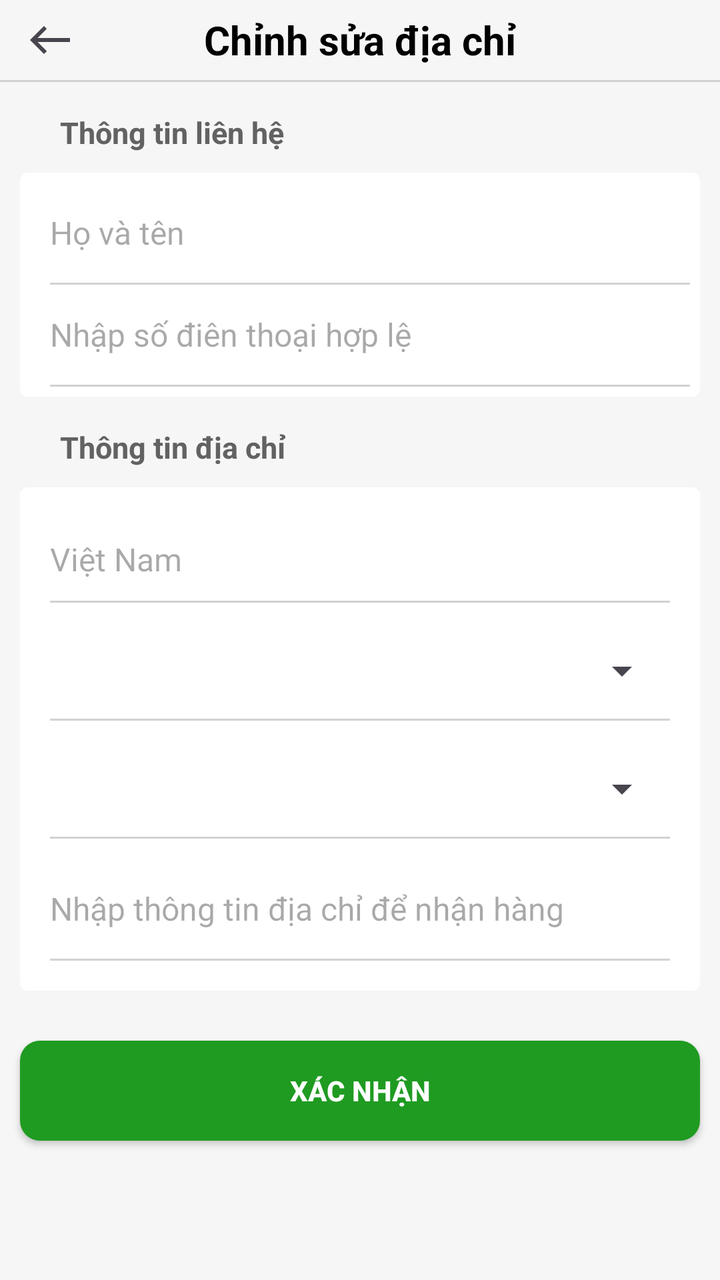
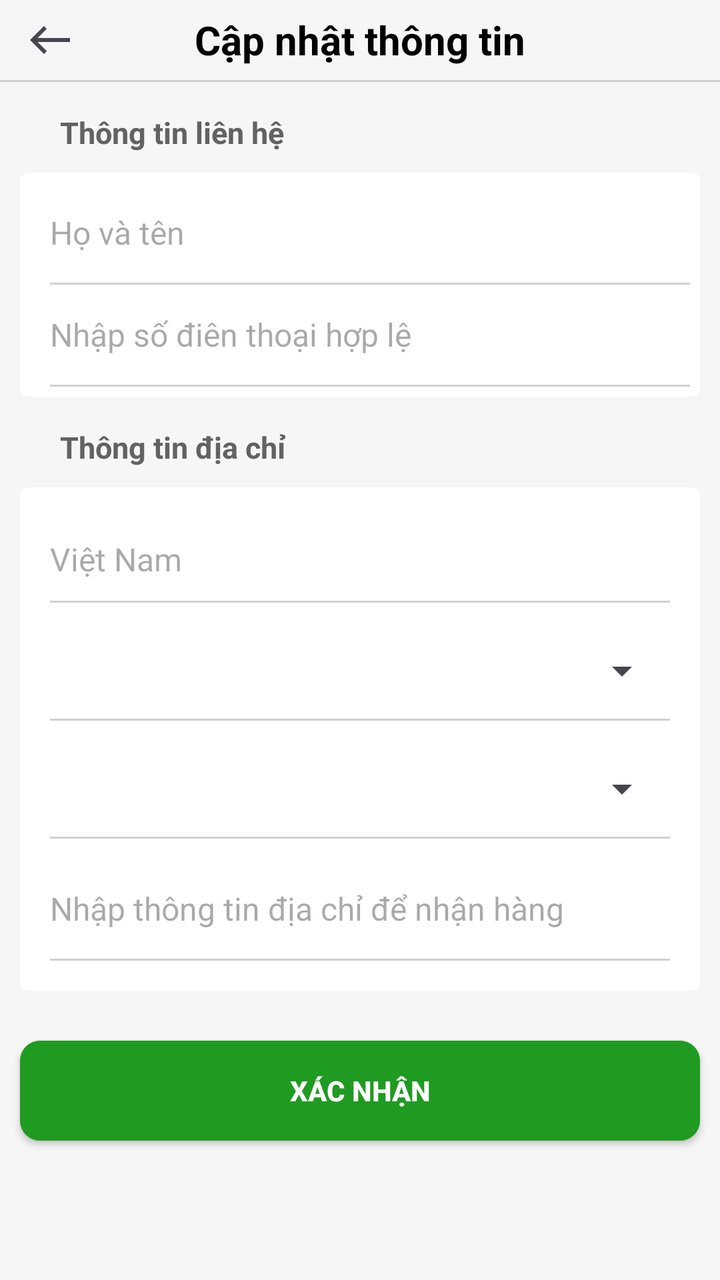

Screens rendered from an Android XML layout before and after an edit, with the pre-edit source and the edit as a unified diff.
<!-- AndroidManifest.xml: application theme Theme.FoodOrderApp -->
<!-- res/layout/fragment_custom_information.xml -->
<?xml version="1.0" encoding="utf-8"?>
<androidx.constraintlayout.widget.ConstraintLayout xmlns:android="http://schemas.android.com/apk/res/android"
    xmlns:tools="http://schemas.android.com/tools"
    android:layout_width="match_parent"
    android:layout_height="match_parent"
    xmlns:app="http://schemas.android.com/apk/res-auto"
    tools:context=".view.ui.shoppingcart.FragmentCustomInformation"
    android:background="#F6F6F6">

    <TextView
        android:id="@+id/txtTieuDe"
        android:layout_width="wrap_content"
        android:layout_height="40dp"
        app:layout_constraintStart_toStartOf="parent"
        app:layout_constraintEnd_toEndOf="parent"
        app:layout_constraintTop_toTopOf="parent"
        android:text="@string/CustomInformation_Tieude"
        android:textSize="20sp"
        android:textStyle="bold"
        android:gravity="center"
        android:textColor="#000000"/>
    <ImageView
        android:id="@+id/imgThoat"
        android:layout_width="40dp"
        android:layout_height="40dp"
        app:layout_constraintStart_toStartOf="parent"
        app:layout_constraintTop_toTopOf="parent"
        android:contentDescription="@string/motaanh"
        android:src="@drawable/promotion_icon_quaylai"
        android:padding="8dp"
        android:layout_marginStart="5dp"
        android:background="?attr/selectableItemBackground"
        />
    <View
        android:id="@+id/view1"
        android:layout_width="match_parent"
        android:layout_height="1dp"
        app:layout_constraintStart_toStartOf="parent"
        app:layout_constraintEnd_toEndOf="parent"
        app:layout_constraintTop_toBottomOf="@+id/txtTieuDe"
        android:background="#D1D1D1"/>
    <TextView
        android:id="@+id/txt1"
        android:layout_width="wrap_content"
        android:layout_height="wrap_content"
        app:layout_constraintStart_toStartOf="parent"
        app:layout_constraintTop_toBottomOf="@+id/view1"
        android:text="@string/CustomInformation_lienhe"
        android:layout_marginStart="30dp"
        android:layout_marginTop="15dp"
        android:textSize="15sp"
        android:textColor="#626262"
        android:textStyle="bold"/>
        <LinearLayout
            android:id="@+id/layoutThongTinLienHe"
            android:layout_width="match_parent"
            android:layout_height="wrap_content"
            app:layout_constraintStart_toStartOf="parent"
            app:layout_constraintEnd_toEndOf="parent"
            app:layout_constraintTop_toBottomOf="@+id/txt1"
            android:padding="5dp"
            android:orientation="vertical"
            android:background="@drawable/bg_layout_trang_bovien"
            android:layout_margin="10dp">
            
            <EditText
                android:id="@+id/edtName"
                android:layout_width="match_parent"
                android:layout_height="50dp"
                android:inputType="text"
                android:hint="@string/CustomInformation_HoTen"
              android:background="@null"
                android:layout_marginStart="10dp"
                android:textSize="16sp"
                />
            <View
                android:id="@+id/view2"
                android:layout_width="match_parent"
                android:layout_height="1dp"
                android:layout_marginStart="10dp"
                android:background="#D1D1D1"/>
            <EditText
                android:id="@+id/edtPhone"
                android:layout_width="match_parent"
                android:layout_height="50dp"
                android:inputType="phone"
                android:hint="@string/CustomInformation_Sdt"
                android:background="@null"
                android:layout_marginStart="10dp"
                android:textSize="16sp"
                />
            <View
                android:id="@+id/view3"
                android:layout_width="match_parent"
                android:layout_height="1dp"
                android:layout_marginStart="10dp"
                android:background="#D1D1D1"/>
        </LinearLayout>
    <TextView
        android:id="@+id/txt2"
        android:layout_width="wrap_content"
        android:layout_height="wrap_content"
        app:layout_constraintStart_toStartOf="parent"
        app:layout_constraintTop_toBottomOf="@+id/layoutThongTinLienHe"
        android:text="@string/CustomInformation_Diachi"
        android:layout_marginStart="30dp"
        android:layout_marginTop="15dp"
        android:textSize="15sp"
        android:textColor="#626262"
        android:textStyle="bold"/>

    <LinearLayout
        android:id="@+id/layoutThongTinDiachi"
        android:layout_width="match_parent"
        android:layout_height="wrap_content"
        app:layout_constraintStart_toStartOf="parent"
        app:layout_constraintEnd_toEndOf="parent"
        app:layout_constraintTop_toBottomOf="@+id/txt2"
        android:padding="15dp"
        android:orientation="vertical"
        android:background="@drawable/bg_layout_trang_bovien"
        android:layout_margin="10dp">

        <TextView
            android:layout_width="wrap_content"
            android:layout_height="wrap_content"
            android:hint="@string/CustomInformation_VietNam"
            android:textSize="16sp"
            android:layout_marginTop="10dp"/>
        <View
            android:id="@+id/view4"
            android:layout_width="match_parent"
            android:layout_height="1dp"
            android:layout_marginTop="10dp"
            android:background="#D1D1D1"/>
        <Spinner
            android:id="@+id/spinerTinh"
            android:layout_width="match_parent"
            android:layout_height="48dp"
            android:layout_marginTop="10dp"

            />
        <View
            android:id="@+id/view5"
            android:layout_width="match_parent"
            android:layout_height="1dp"
            android:background="#D1D1D1"/>
        <Spinner
            android:id="@+id/spinerHuyen"
            android:layout_width="match_parent"
            android:layout_height="48dp"
            android:layout_marginTop="10dp"
            />
        <View
            android:id="@+id/view6"
            android:layout_width="match_parent"
            android:layout_height="1dp"
            android:background="#D1D1D1"/>
        <EditText
            android:id="@+id/edtThongtin"
            android:layout_width="match_parent"
            android:layout_height="50dp"
            android:inputType="text"
            android:hint="@string/CustomInformation_diachi"
            android:background="@null"
            android:layout_marginTop="10dp"
            android:textSize="16sp"
            />
        <View
            android:id="@+id/view7"
            android:layout_width="match_parent"
            android:layout_height="1dp"
            android:background="#D1D1D1"/>
    </LinearLayout>

    <androidx.appcompat.widget.AppCompatButton
            android:id="@+id/btnXacNhan"
        android:layout_width="match_parent"
        android:layout_height="50dp"
        app:layout_constraintStart_toStartOf="parent"
        app:layout_constraintEnd_toEndOf="parent"
        app:layout_constraintTop_toBottomOf="@+id/layoutThongTinDiachi"
        android:text="@string/CustomInformation_XacNhan"
        android:background="@drawable/bg_button_login"
        android:layout_marginStart="10dp"
        android:layout_marginEnd="10dp"
        android:layout_marginTop="25dp"
        android:textColor="@color/white"
        android:textStyle="bold"
        />

</androidx.constraintlayout.widget.ConstraintLayout>
<!-- resources referenced by this layout -->
<resources>
  <color name="white">#FFFFFFFF</color>
  <!-- drawable bg_button_login (drawable) -->
  <?xml version="1.0" encoding="utf-8"?>
  <selector xmlns:android="http://schemas.android.com/apk/res/android">
  
          <item android:state_pressed="true">
              <shape android:shape="rectangle">
                  <solid android:color="#1F811F"/>
                  <corners android:radius="10dp"/>
              </shape>
  
          </item>
  
          <item>
              <shape android:shape="rectangle">
                      android:width="1dp"/>
                      <solid android:color="#1F9B21"/>
                  <corners android:radius="10dp" />
              </shape>
          </item>
  
  
  </selector>
  <!-- drawable bg_layout_trang_bovien (drawable) -->
  <?xml version="1.0" encoding="utf-8"?>
  <shape xmlns:android="http://schemas.android.com/apk/res/android" android:shape="rectangle">
  
      <solid android:color="#FFFFFF"/>
      <corners android:radius="4dp"/>
  
  </shape>
  <!-- drawable promotion_icon_quaylai (drawable) -->
  <vector xmlns:android="http://schemas.android.com/apk/res/android"
      android:width="24dp"
      android:height="24dp"
      android:viewportWidth="960"
      android:viewportHeight="960"
      android:tint="?attr/colorControlNormal">
    <path
        android:fillColor="@android:color/white"
        android:pathData="M360,760L80,480L360,200L416,256L233,440L880,440L880,520L233,520L417,704L360,760Z"/>
  </vector>
  <string name="CustomInformation_Diachi">Thông tin địa chỉ</string>
  <string name="CustomInformation_HoTen">Họ và tên</string>
  <string name="CustomInformation_Sdt">Nhập số điên thoại hợp lệ</string>
  <string name="CustomInformation_Tieude">Chỉnh sửa địa chỉ</string>
  <string name="CustomInformation_VietNam">Việt Nam</string>
  <string name="CustomInformation_XacNhan">Xác nhận</string>
  <string name="CustomInformation_diachi">Nhập thông tin địa chỉ để nhận hàng</string>
  <string name="CustomInformation_lienhe">Thông tin liên hệ</string>
  <string name="motaanh">anh</string>
  <style name="Theme.FoodOrderApp" parent="Base.Theme.FoodOrderApp" />
  <style name="Base.Theme.FoodOrderApp" parent="Theme.Material3.Light.NoActionBar">
          
          
      </style>
</resources>

<!-- the commit's change to res/layout/fragment_custom_information.xml (unified diff, before → after) -->
@@ -173,20 +173,20 @@
             android:background="#D1D1D1"/>
     </LinearLayout>
 
-    <androidx.appcompat.widget.AppCompatButton
-            android:id="@+id/btnXacNhan"
-        android:layout_width="match_parent"
-        android:layout_height="50dp"
-        app:layout_constraintStart_toStartOf="parent"
-        app:layout_constraintEnd_toEndOf="parent"
-        app:layout_constraintTop_toBottomOf="@+id/layoutThongTinDiachi"
-        android:text="@string/CustomInformation_XacNhan"
-        android:background="@drawable/bg_button_login"
-        android:layout_marginStart="10dp"
-        android:layout_marginEnd="10dp"
-        android:layout_marginTop="25dp"
-        android:textColor="@color/white"
-        android:textStyle="bold"
-        />
+        <androidx.appcompat.widget.AppCompatButton
+                android:id="@+id/btnXacNhan"
+            android:layout_width="match_parent"
+            android:layout_height="50dp"
+            app:layout_constraintStart_toStartOf="parent"
+            app:layout_constraintEnd_toEndOf="parent"
+            app:layout_constraintTop_toBottomOf="@+id/layoutThongTinDiachi"
+            android:text="@string/CustomInformation_XacNhan"
+            android:background="@drawable/bg_button_login"
+            android:layout_marginStart="10dp"
+            android:layout_marginEnd="10dp"
+            android:layout_marginTop="25dp"
+            android:textColor="@color/white"
+            android:textStyle="bold"
+            />
 
 </androidx.constraintlayout.widget.ConstraintLayout>
<!-- resource entries referenced after the edit -->
@@ -4,6 +4,12 @@
   <!-- drawable bg_button_login (drawable) -->
   <?xml version="1.0" encoding="utf-8"?>
   <selector xmlns:android="http://schemas.android.com/apk/res/android">
+      <item android:state_enabled="false">
+          <shape android:shape="rectangle">
+              <solid android:color="#6D945F"/>
+              <corners android:radius="10dp"/>
+          </shape>
+      </item>
   
           <item android:state_pressed="true">
               <shape android:shape="rectangle">
@@ -13,8 +19,8 @@
   
           </item>
   
-          <item>
-              <shape android:shape="rectangle">
+          <item android:state_enabled="true">
+                  <shape android:shape="rectangle">
                       android:width="1dp"/>
                       <solid android:color="#1F9B21"/>
                   <corners android:radius="10dp" />
@@ -45,7 +51,7 @@
   <string name="CustomInformation_Diachi">Thông tin địa chỉ</string>
   <string name="CustomInformation_HoTen">Họ và tên</string>
   <string name="CustomInformation_Sdt">Nhập số điên thoại hợp lệ</string>
-  <string name="CustomInformation_Tieude">Chỉnh sửa địa chỉ</string>
+  <string name="CustomInformation_Tieude">Cập nhật thông tin</string>
   <string name="CustomInformation_VietNam">Việt Nam</string>
   <string name="CustomInformation_XacNhan">Xác nhận</string>
   <string name="CustomInformation_diachi">Nhập thông tin địa chỉ để nhận hàng</string>
